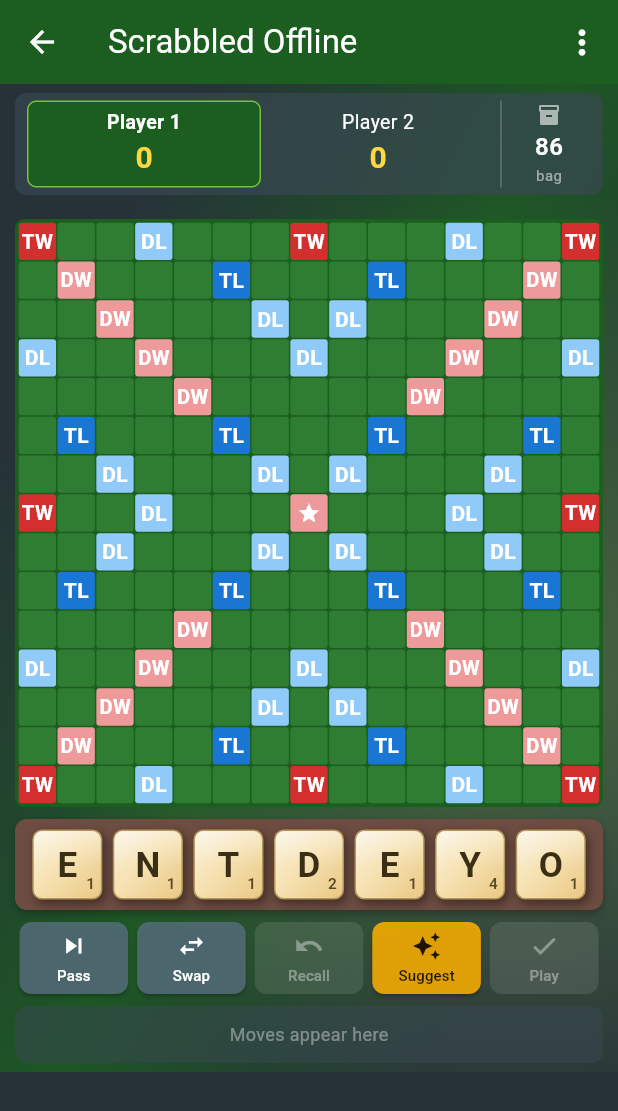
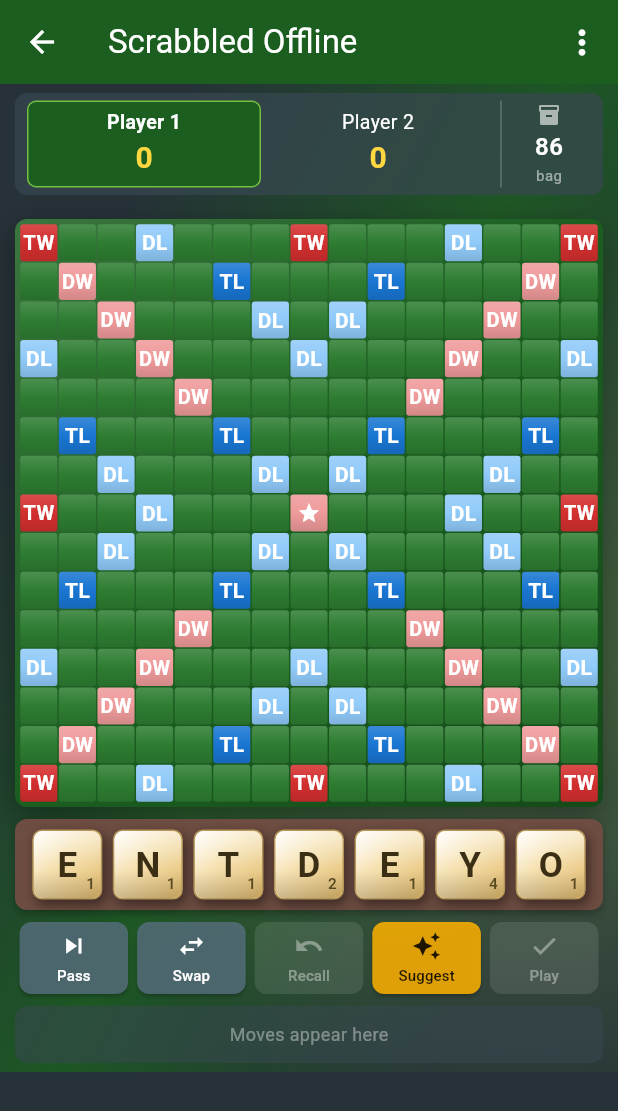
Before and after one commit to Bobs-Dev-Attic/ScrabbleOffline, a Flutter app: the screen it shows after launch, after a tap on "Pass & Play", on a phone screen of 412 x 824 dp. Shown: the top 1111 px of the screen. Run offline on Flutter 3.47's test engine with Material 3 defaults, Android fonts, the phone set to English and light mode, and no system bars; our stand-ins replace hive_flutter; missing offline and left inert: dart:js_interop; accounts and stored records are empty; statements that could not run were skipped.

Commit message:
Richer visuals: glossy bordered home buttons, deeper tiles/board, distinct update color (v1.12.0)
- Home buttons: vertical gradient, bright hairline border, reflective top shine,
  and a colored glow shadow (custom Material/InkWell instead of plain
  ElevatedButton).
- Tiles: stronger top gloss + a bottom depth-shadow and a 4-stop gradient.
- Board: gradient + drop shadow on the frame and subtle per-cell gradients
  (flat themes — Battery Saver / High Contrast — stay flat).
- Update affordances (home chip + Settings "Update now") are now violet, not
  amber, so they don't read like the Pass & Play button.
- Home word count is comma-grouped (e.g. 178,691 words).

Released as v1.12.0+15. Analyze clean; 44 tests pass; home screen verified.

Co-Authored-By: Claude Opus 4.8 (1M context) <noreply@anthropic.com>
Claude-Session: https://claude.ai/code/session_01ELPJ4JbJE1txyuwyskc5um

```diff
--- a/lib/app_info.dart
+++ b/lib/app_info.dart
@@ -4,9 +4,9 @@
 /// with its topmost `## [X.Y.Z]` entry by `tool/sync_version.py` (run during
 /// the build). To release, add a CHANGELOG entry and run that script — do not
 /// edit this value by hand.
-const String kAppVersion = '1.11.1';
+const String kAppVersion = '1.12.0';
 
 /// Build number for this release (the `+N` in pubspec). Also kept in sync from
 /// CHANGELOG.md by `tool/sync_version.py`. Used to compare against the server's
 /// version.json when checking for updates.
-const int kAppBuild = 14;
+const int kAppBuild = 15;
--- a/lib/main.dart
+++ b/lib/main.dart
@@ -319,7 +319,7 @@ class _HomeScreenState extends State<HomeScreen> {
             ),
             const SizedBox(height: 4),
             Text(
-              'Offline • ${game.dictionary.wordCount} words'
+              'Offline • ${_grouped(game.dictionary.wordCount)} words'
               '${settings.permissiveDictionary ? ' + expanded' : ''}',
               style: const TextStyle(color: Colors.white70),
             ),
@@ -412,7 +412,7 @@ class _HomeScreenState extends State<HomeScreen> {
       return _chip(
         icon: Icons.system_update_alt,
         label: 'Update available — tap to update',
-        color: Colors.amber.shade700,
+        color: const Color(0xFF7E57C2), // violet — distinct from Pass & Play
         onTap: pwaApplyUpdate,
       );
     }
@@ -514,17 +514,98 @@ class _HomeScreenState extends State<HomeScreen> {
     required VoidCallback onPressed,
   }) {
     return SizedBox(
-      width: 220,
-      child: ElevatedButton.icon(
-        style: ElevatedButton.styleFrom(
-          padding: const EdgeInsets.symmetric(vertical: 14),
-          backgroundColor: color,
-          foregroundColor: Colors.white,
+      width: 230,
+      height: 52,
+      child: DecoratedBox(
+        decoration: BoxDecoration(
+          borderRadius: BorderRadius.circular(14),
+          // Vertical gradient (lighter top → darker bottom) gives the button
+          // a glossy, three-dimensional feel.
+          gradient: LinearGradient(
+            begin: Alignment.topCenter,
+            end: Alignment.bottomCenter,
+            colors: [_shade(color, 0.16), color, _shade(color, -0.14)],
+            stops: const [0.0, 0.5, 1.0],
+          ),
+          // Bright hairline border so each button reads as a raised key.
+          border: Border.all(color: Colors.white.withValues(alpha: 0.55), width: 1.2),
+          boxShadow: [
+            BoxShadow(
+              color: color.withValues(alpha: 0.45),
+              blurRadius: 12,
+              offset: const Offset(0, 5),
+            ),
+            const BoxShadow(
+              color: Color(0x33000000),
+              blurRadius: 6,
+              offset: Offset(0, 2),
+            ),
+          ],
         ),
-        onPressed: onPressed,
-        icon: Icon(icon),
-        label: Text(label),
+        child: Material(
+          type: MaterialType.transparency,
+          child: InkWell(
+            borderRadius: BorderRadius.circular(14),
+            onTap: onPressed,
+            child: Stack(
+              children: [
+                // Reflective shine across the top half.
+                Positioned(
+                  left: 0,
+                  right: 0,
+                  top: 0,
+                  height: 24,
+                  child: DecoratedBox(
+                    decoration: BoxDecoration(
+                      borderRadius:
+                          const BorderRadius.vertical(top: Radius.circular(13)),
+                      gradient: LinearGradient(
+                        begin: Alignment.topCenter,
+                        end: Alignment.bottomCenter,
+                        colors: [
+                          Colors.white.withValues(alpha: 0.45),
+                          Colors.white.withValues(alpha: 0.0),
+                        ],
+                      ),
+                    ),
+                  ),
+                ),
+                Center(
+                  child: Row(
+                    mainAxisSize: MainAxisSize.min,
+                    children: [
+                      Icon(icon, color: Colors.white, size: 20),
+                      const SizedBox(width: 10),
+                      Text(label,
+                          style: const TextStyle(
+                              color: Colors.white,
+                              fontWeight: FontWeight.w600,
+                              fontSize: 16)),
+                    ],
+                  ),
+                ),
+              ],
+            ),
+          ),
+        ),
       ),
     );
   }
 }
+
+/// Lightens ([amount] > 0) or darkens ([amount] < 0) a color in HSL space.
+Color _shade(Color c, double amount) {
+  final hsl = HSLColor.fromColor(c);
+  return hsl.withLightness((hsl.lightness + amount).clamp(0.0, 1.0)).toColor();
+}
+
+/// Formats an integer with comma thousands separators (e.g. 178691 -> 178,691).
+String _grouped(int n) {
+  final s = n.toString();
+  final buf = StringBuffer();
+  for (var i = 0; i < s.length; i++) {
+    if (i > 0 && (s.length - i) % 3 == 0) buf.write(',');
+    buf.write(s[i]);
+  }
+  return buf.toString();
+}
--- a/lib/ui/board_widget.dart
+++ b/lib/ui/board_widget.dart
@@ -38,13 +38,34 @@ class BoardWidget extends StatelessWidget {
       builder: (context, constraints) {
         final dimension = constraints.biggest.shortestSide;
         final cellSize = dimension / kBoardSize;
+        final richFrame = theme.richDecoration;
         return Container(
           width: dimension,
           height: dimension,
-          padding: const EdgeInsets.all(2),
+          padding: const EdgeInsets.all(3),
           decoration: BoxDecoration(
-            color: theme.boardFrame,
-            borderRadius: BorderRadius.circular(6),
+            color: richFrame ? null : theme.boardFrame,
+            gradient: richFrame
+                ? LinearGradient(
+                    begin: Alignment.topLeft,
+                    end: Alignment.bottomRight,
+                    colors: [
+                      Color.lerp(theme.boardFrame, Colors.white, 0.14)!,
+                      theme.boardFrame,
+                      Color.lerp(theme.boardFrame, Colors.black, 0.22)!,
+                    ],
+                  )
+                : null,
+            borderRadius: BorderRadius.circular(8),
+            boxShadow: richFrame
+                ? const [
+                    BoxShadow(
+                      color: Color(0x59000000),
+                      blurRadius: 18,
+                      offset: Offset(0, 7),
+                    ),
+                  ]
+                : null,
           ),
           child: Column(
             children: [
@@ -138,10 +159,25 @@ class BoardWidget extends StatelessWidget {
       },
       builder: (context, candidate, rejected) {
         final hovering = candidate.isNotEmpty;
+        final base = hovering ? theme.hover : _cellColor(theme, cellType);
+        // A subtle top-light → bottom-dark gradient gives each cell a little
+        // depth so the board reads as tactile rather than flat.
         return Container(
           margin: const EdgeInsets.all(0.5),
           decoration: BoxDecoration(
-            color: hovering ? theme.hover : _cellColor(theme, cellType),
+            color: theme.richDecoration ? null : base,
+            gradient: theme.richDecoration
+                ? LinearGradient(
+                    begin: Alignment.topCenter,
+                    end: Alignment.bottomCenter,
+                    colors: [
+                      Color.lerp(base, Colors.white, 0.14)!,
+                      base,
+                      Color.lerp(base, Colors.black, 0.12)!,
+                    ],
+                    stops: const [0.0, 0.5, 1.0],
+                  )
+                : null,
             borderRadius: BorderRadius.circular(2),
           ),
           child: Center(child: content),
--- a/lib/ui/settings_screen.dart
+++ b/lib/ui/settings_screen.dart
@@ -410,7 +410,8 @@ class _SettingsScreenState extends State<SettingsScreen> {
                   width: double.infinity,
                   child: ElevatedButton.icon(
                     style: ElevatedButton.styleFrom(
-                        backgroundColor: Colors.amber.shade700),
+                        backgroundColor: const Color(0xFF7E57C2),
+                        foregroundColor: Colors.white),
                     onPressed: pwaApplyUpdate,
                     icon: const Icon(Icons.system_update_alt),
                     label: const Text('Update now'),
--- a/lib/ui/tile_widget.dart
+++ b/lib/ui/tile_widget.dart
@@ -39,11 +39,12 @@ class TileWidget extends StatelessWidget {
                 begin: Alignment.topLeft,
                 end: Alignment.bottomRight,
                 colors: [
-                  _lighten(theme.tileGradient.first, 0.10),
+                  _lighten(theme.tileGradient.first, 0.16),
                   theme.tileGradient.first,
                   theme.tileGradient.last,
+                  _lighten(theme.tileGradient.last, -0.06),
                 ],
-                stops: const [0.0, 0.45, 1.0],
+                stops: const [0.0, 0.4, 0.82, 1.0],
               )
             : null,
         color: rich ? null : theme.tileGradient.first,
@@ -55,9 +56,9 @@ class TileWidget extends StatelessWidget {
         boxShadow: rich
             ? [
                 BoxShadow(
-                  color: const Color(0x66000000),
-                  blurRadius: size * 0.10,
-                  offset: Offset(size * 0.04, size * 0.06),
+                  color: const Color(0x73000000),
+                  blurRadius: size * 0.12,
+                  offset: Offset(size * 0.04, size * 0.07),
                 ),
               ]
             : null,
@@ -70,7 +71,7 @@ class TileWidget extends StatelessWidget {
               left: 0,
               right: 0,
               top: 0,
-              height: size * 0.5,
+              height: size * 0.52,
               child: DecoratedBox(
                 decoration: BoxDecoration(
                   borderRadius: BorderRadius.vertical(
@@ -79,8 +80,30 @@ class TileWidget extends StatelessWidget {
                     begin: Alignment.topCenter,
                     end: Alignment.bottomCenter,
                     colors: [
-                      Colors.white.withValues(alpha: 0.35),
+                      Colors.white.withValues(alpha: 0.48),
                       Colors.white.withValues(alpha: 0.0),
+                    ],
+                  ),
+                ),
+              ),
+            ),
+          // Soft shadow across the bottom for added depth.
+          if (rich)
+            Positioned(
+              left: 0,
+              right: 0,
+              bottom: 0,
+              height: size * 0.4,
+              child: DecoratedBox(
+                decoration: BoxDecoration(
+                  borderRadius: BorderRadius.vertical(
+                      bottom: Radius.circular(radius)),
+                  gradient: LinearGradient(
+                    begin: Alignment.bottomCenter,
+                    end: Alignment.topCenter,
+                    colors: [
+                      Colors.black.withValues(alpha: 0.16),
+                      Colors.black.withValues(alpha: 0.0),
                     ],
                   ),
                 ),
--- a/pubspec.yaml
+++ b/pubspec.yaml
@@ -1,7 +1,7 @@
 name: scrabble_offline
 description: A 100% offline, standalone Scrabble game built with Flutter Web.
 publish_to: "none"
-version: 1.11.1+14
+version: 1.12.0+15
 
 environment:
   sdk: ">=3.0.0 <4.0.0"
```
Also changed, not shown: 1 other file.
